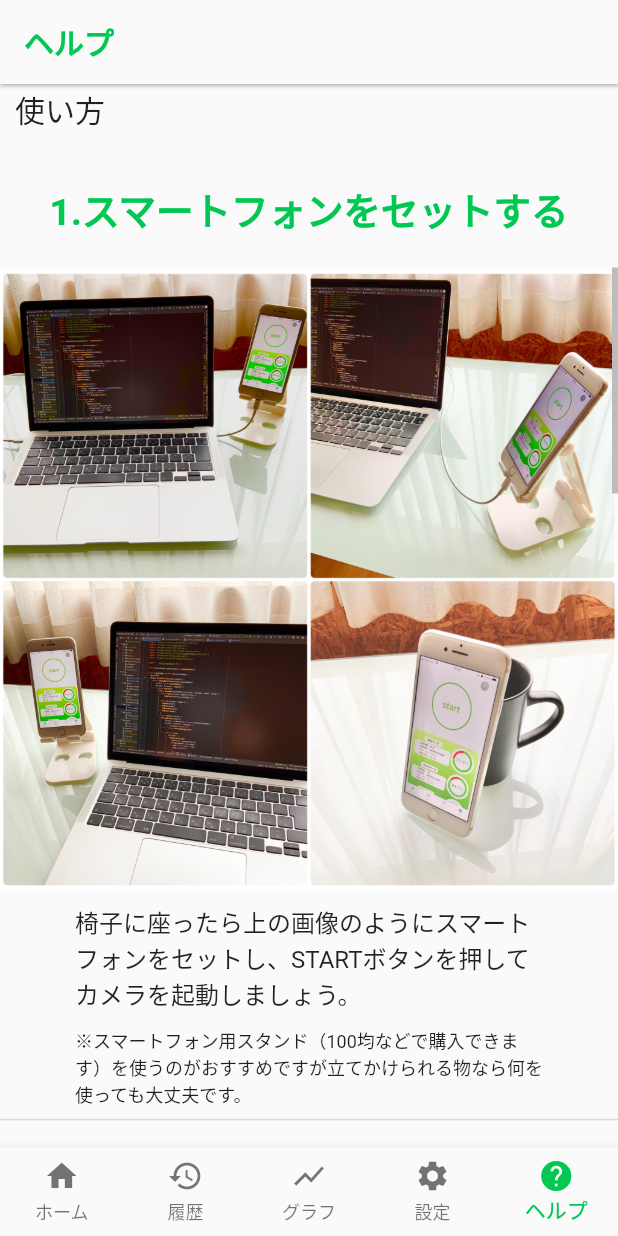
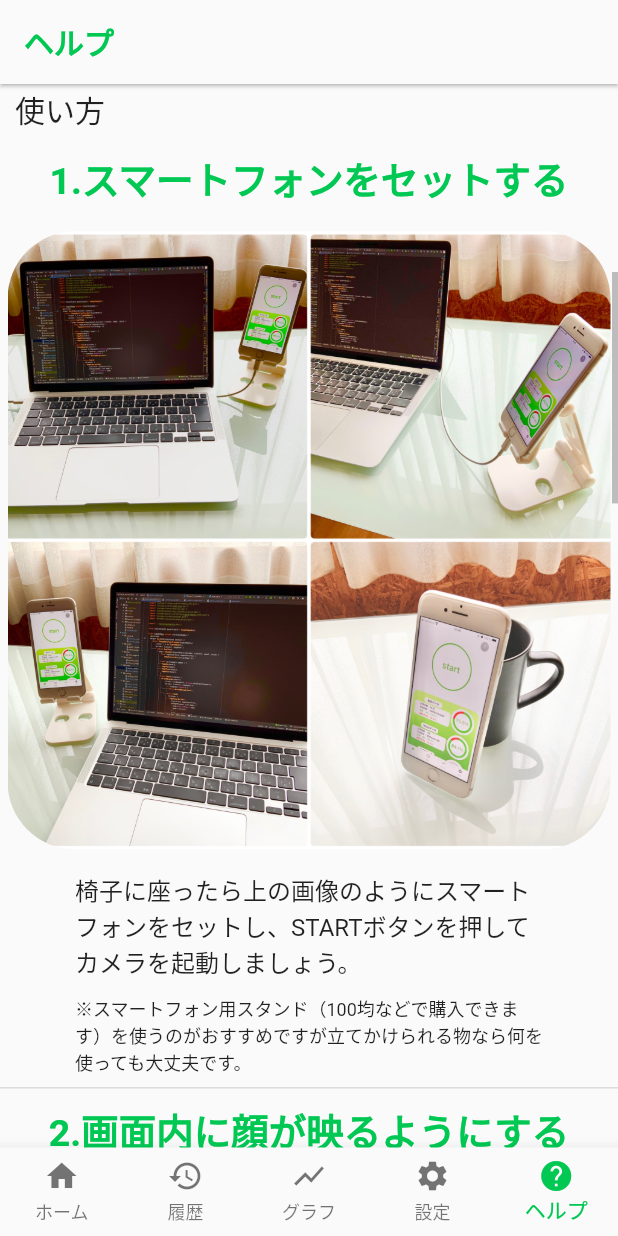
Before and after one commit to is4041/NekozeChecker, a Flutter app: the screen it shows once a user with an empty profile is signed in, item 5 of the bottom bar chosen, scrolled down 576 dp, on a phone screen of 412 x 824 dp. Run offline on Flutter 3.47's test engine with Material 2 defaults, Android fonts, the phone set to English and light mode, and no system bars; our stand-ins replace audioplayers, camera, cloud_firestore, connectivity_plus, firebase_auth, firebase_core and 5 more; missing offline and left inert: google_mlkit_commons, google_mlkit_pose_detection, sign_button, volume_watcher; accounts and stored records are empty; network calls fail.

Commit message:
レイアウトやその他細かい部分を調整した

```diff
--- a/lib/help/help_page.dart
+++ b/lib/help/help_page.dart
@@ -4,7 +4,10 @@ import 'package:flutter/material.dart';
 class HelpPage extends StatelessWidget {
   @override
   Widget build(BuildContext context) {
-    var screenSize = MediaQuery.of(context).size;
+    double screenWidth = MediaQuery.of(context).size.width;
+    double screenHeight = MediaQuery.of(context).size.height;
+    double size =
+        screenWidth < screenHeight / 2 ? screenWidth : screenHeight / 2;
     return Scaffold(
       appBar: AppBar(
         iconTheme: IconThemeData(color: Colors.black),
@@ -53,7 +56,7 @@ class HelpPage extends StatelessWidget {
             ),
             //チュートリアル
             _PageContents(
-              screenSize: screenSize,
+              size: size,
               image: "images/IMG_0203.JPG",
               title: "1.スマートフォンをセットする",
               description: Column(
@@ -76,7 +79,7 @@ class HelpPage extends StatelessWidget {
               thickness: 1,
             ),
             _PageContents(
-              screenSize: screenSize,
+              size: size,
               image: "images/IMG_Unsplash.jpg",
               title: "2.画面内に顔が映るようにする",
               description: Column(
@@ -134,7 +137,7 @@ class HelpPage extends StatelessWidget {
               thickness: 1,
             ),
             _PageContents(
-              screenSize: screenSize,
+              size: size,
               image: "images/IMG_0295.JPG",
               title: "白点とラインカラーの関係",
               description: Column(
@@ -202,7 +205,7 @@ class HelpPage extends StatelessWidget {
               ),
             ),
             _PageContents(
-              screenSize: screenSize,
+              size: size,
               image: "images/IMG_0215.jpg",
               title: " 使わなくなった端末を活用できます ",
               description: Column(
@@ -298,12 +301,12 @@ class _Question extends StatelessWidget {
 //PageContentsクラス
 class _PageContents extends StatelessWidget {
   _PageContents(
-      {required this.screenSize,
+      {required this.size,
       required this.image,
       required this.title,
       required this.description});
 
-  final screenSize;
+  final size;
   final String image;
   final String title;
   final Widget description;
@@ -313,7 +316,7 @@ class _PageContents extends StatelessWidget {
     return Column(
       children: [
         SizedBox(
-          height: screenSize.height * 0.1,
+          height: size * 0.1,
           width: double.infinity,
           child: Center(
             child: FittedBox(
@@ -328,11 +331,20 @@ class _PageContents extends StatelessWidget {
           ),
         ),
         SizedBox(
-          height: screenSize.height * 0.5,
-          width: double.infinity,
-          child: Image.asset(
-            image,
-            fit: BoxFit.cover,
+          height: 10,
+        ),
+        Padding(
+          padding: const EdgeInsets.all(5.0),
+          child: SizedBox(
+            height: size,
+            width: size,
+            child: ClipRRect(
+              borderRadius: BorderRadius.circular(45),
+              child: Image.asset(
+                image,
+                fit: BoxFit.cover,
+              ),
+            ),
           ),
         ),
         Padding(
--- a/lib/main.dart
+++ b/lib/main.dart
@@ -37,9 +37,8 @@ class _MyAppState extends State<MyApp> with WidgetsBindingObserver {
       audioPlayer.stop();
       timer?.cancel();
       badPostureTimer?.cancel();
-      isDetecting = false;
-      isCounting = false;
-      isAdjusting = true;
+      isCountingTime = false;
+      isMeasuring = false;
       isLockingGreenLine = false;
       if (measuredOverOneSec == false) return;
       dataExist = true;
--- a/lib/signin/signin_page.dart
+++ b/lib/signin/signin_page.dart
@@ -14,7 +14,10 @@ import '../bottomnavigation.dart';
 class SignInPage extends StatelessWidget {
   @override
   Widget build(BuildContext context) {
-    var screenSize = MediaQuery.of(context).size;
+    double screenWidth = MediaQuery.of(context).size.width;
+    double screenHeight = MediaQuery.of(context).size.height;
+    double size =
+        screenWidth < screenHeight / 2 ? screenWidth : screenHeight / 2;
     return ChangeNotifierProvider<SignInModel>(
         create: (_) => SignInModel(),
         builder: (context, snapshot) {
@@ -26,15 +29,15 @@ class SignInPage extends StatelessWidget {
               //ログアウト時チュートリアルページ非表示（ログアウト後アプリ再起動時は表示）
               final List<Widget> pages = Utils.showTutorial == true
                   ? [
-                      _PageOne(screenSize),
-                      _PageTwo(screenSize),
-                      _PageThree(screenSize),
-                      _PageFour(screenSize),
-                      _PageFive(screenSize),
-                      _PageSix(model, screenSize),
+                      _PageOne(size),
+                      _PageTwo(size),
+                      _PageThree(size),
+                      _PageFour(size),
+                      _PageFive(size),
+                      _PageSix(model, size),
                     ]
                   : [
-                      _PageSix(model, screenSize),
+                      _PageSix(model, size),
                     ];
               return Stack(children: [
                 StreamBuilder<User?>(
@@ -60,7 +63,7 @@ class SignInPage extends StatelessWidget {
                           Visibility(
                             visible: Utils.showTutorial == true,
                             child: Positioned(
-                              height: screenSize.height * 0.15,
+                              height: size * 0.3,
                               right: 0,
                               bottom: 0,
                               left: 0,
@@ -153,20 +156,20 @@ class SignInPage extends StatelessWidget {
 
 //1ページ目
 class _PageOne extends StatelessWidget {
-  _PageOne(this.screenSize);
+  _PageOne(this.size);
 
-  final screenSize;
+  final size;
 
   @override
   Widget build(BuildContext context) {
     return _PageContents(
-      screenSize: screenSize,
+      size: size,
       image: "images/IMG_0196.JPG",
       title: "猫背チェッカーへようこそ",
       description: Column(
         children: [
           Text(
-            "猫背チェッカーはゲームやデスクワーク中の猫背・居眠りを検知すると警告音でお知らせするアプリです。",
+            "猫背チェッカーはゲームやデスクワーク中の猫背や居眠りを検知すると警告音でお知らせするアプリです。",
             style: TextStyle(fontSize: 16),
           ),
           SizedBox(
@@ -180,14 +183,14 @@ class _PageOne extends StatelessWidget {
 
 //2ページ目
 class _PageTwo extends StatelessWidget {
-  _PageTwo(this.screenSize);
+  _PageTwo(this.size);
 
-  final screenSize;
+  final size;
 
   @override
   Widget build(BuildContext context) {
     return _PageContents(
-      screenSize: screenSize,
+      size: size,
       image: "images/IMG_0203.JPG",
       title: "スマートフォンをセットする",
       description: Column(
@@ -211,14 +214,14 @@ class _PageTwo extends StatelessWidget {
 
 //3ページ目
 class _PageThree extends StatelessWidget {
-  _PageThree(this.screenSize);
+  _PageThree(this.size);
 
-  final screenSize;
+  final size;
 
   @override
   Widget build(BuildContext context) {
     return _PageContents(
-      screenSize: screenSize,
+      size: size,
       image: "images/IMG_Unsplash.jpg",
       title: "画面内に顔が映るようにする",
       description: Column(
@@ -276,7 +279,7 @@ class _PageFour extends StatelessWidget {
   @override
   Widget build(BuildContext context) {
     return _PageContents(
-      screenSize: screenSize,
+      size: screenSize,
       image: "images/IMG_0295.JPG",
       title: "白点とラインカラーの関係",
       description: Column(
@@ -342,7 +345,7 @@ class _PageFive extends StatelessWidget {
   @override
   Widget build(BuildContext context) {
     return _PageContents(
-      screenSize: screenSize,
+      size: screenSize,
       image: "images/IMG_0215.jpg",
       title: " 使わなくなった端末を活用できます ",
       description: Column(
@@ -366,10 +369,10 @@ class _PageFive extends StatelessWidget {
 
 //6ページ目
 class _PageSix extends StatelessWidget {
-  _PageSix(this.model, this.screenSize);
+  _PageSix(this.model, this.size);
 
   final SignInModel model;
-  final screenSize;
+  final size;
 
   @override
   Widget build(BuildContext context) {
@@ -378,14 +381,14 @@ class _PageSix extends StatelessWidget {
         Stack(
           children: [
             SizedBox(
-              height: screenSize.height * 0.5,
+              height: size,
               width: double.infinity,
               child: Opacity(
                 opacity: 0.8,
                 child: FadeInImage.memoryNetwork(
                   placeholder: kTransparentImage,
                   image:
-                      "https://images.unsplash.com/photo-1549082984-1323b94df9a6?ixlib=rb-4.0.3&ixid=M3wxMjA3fDB8MHxwaG90by1wYWdlfHx8fGVufDB8fHx8fA%3D%3D&auto=format&fit=crop&w=1470&q=80",
+                      "https://images.unsplash.com/photo-1547960450-2ea08b931270?ixlib=rb-4.0.3&ixid=M3wxMjA3fDB8MHxwaG90by1wYWdlfHx8fGVufDB8fHx8fA%3D%3D&auto=format&fit=crop&w=2832&q=80",
                   fit: BoxFit.cover,
                 ),
               ),
@@ -393,7 +396,7 @@ class _PageSix extends StatelessWidget {
             BackdropFilter(
               filter: ImageFilter.blur(sigmaX: 3, sigmaY: 3),
               child: Container(
-                height: screenSize.height * 0.5,
+                height: size,
                 width: double.infinity,
                 child: Center(
                   child: Column(
@@ -404,7 +407,7 @@ class _PageSix extends StatelessWidget {
                         style: TextStyle(
                             fontSize: 50,
                             fontWeight: FontWeight.bold,
-                            color: Colors.greenAccent),
+                            color: Colors.greenAccent.shade700),
                       ),
                       Text(
                         "ちぇっかー",
@@ -421,11 +424,11 @@ class _PageSix extends StatelessWidget {
           ],
         ),
         SizedBox(
-          height: 30,
+          height: size * 0.1,
         ),
         SizedBox(
           height: 40,
-          width: 300,
+          width: 240,
           child: ElevatedButton(
             onPressed: () async {
               model.startLoading();
@@ -534,13 +537,13 @@ class _PageSix extends StatelessWidget {
 //ページの構成内容
 class _PageContents extends StatelessWidget {
   _PageContents({
-    required this.screenSize,
+    required this.size,
     required this.image,
     required this.title,
     required this.description,
   });
 
-  final screenSize;
+  final size;
   final String image;
   final String title;
   final Widget description;
@@ -552,8 +555,8 @@ class _PageContents extends StatelessWidget {
         Padding(
           padding: const EdgeInsets.only(top: 5.0, right: 5.0, left: 5.0),
           child: Container(
-            height: screenSize.height * 0.5,
-            width: double.infinity,
+            height: size,
+            width: size,
             child: ClipRRect(
               borderRadius: BorderRadius.circular(45),
               child: Image.asset(
@@ -563,8 +566,8 @@ class _PageContents extends StatelessWidget {
             ),
           ),
         ),
-        SizedBox(
-          height: screenSize.height * 0.1,
+        Container(
+          height: size * 0.2,
           width: double.infinity,
           child: Center(
             child: FittedBox(
@@ -578,12 +581,9 @@ class _PageContents extends StatelessWidget {
             ),
           ),
         ),
-        SizedBox(
-          height: screenSize.height * 0.25,
-          child: Padding(
-            padding: const EdgeInsets.symmetric(horizontal: 50.0),
-            child: description,
-          ),
+        Padding(
+          padding: const EdgeInsets.symmetric(horizontal: 50.0),
+          child: description,
         ),
       ],
     );
```
Also changed, not shown: lib/camera/camera_page.dart (+45 -50 lines), lib/home/home_page.dart (+27 -24 lines), lib/setting/setting_page.dart (+4 -5 lines), lib/signin/signin_model.dart (+4 -4 lines).
